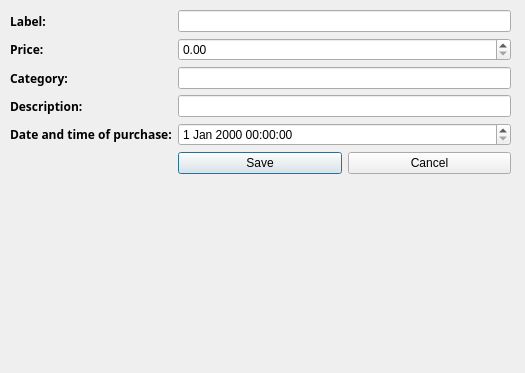
Above: ExpenseCalculatorQmake/addwindow.ui from ivantverdy/ExpensesCalculator before the change. Below: the same form after it.
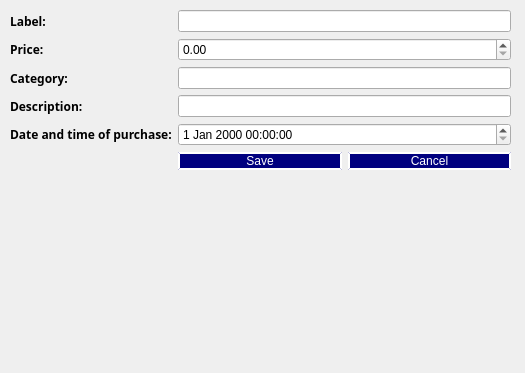
That is the form after the change.

Patch:
```diff
--- a/ExpenseCalculatorQmake/addwindow.ui
+++ b/ExpenseCalculatorQmake/addwindow.ui
@@ -116,6 +116,17 @@
        <layout class="QHBoxLayout" name="horizontalLayout">
         <item>
          <widget class="QPushButton" name="save">
+          <property name="styleSheet">
+           <string notr="true">background-color:rgb(0, 0, 127);
+font: 12pt &quot;Segoe UI&quot;;
+min-width: 10px;
+border-style: outset;
+border-width: 2px;
+border-radius:10px;
+border-color: white;
+color: white;
+pedding: 6px;</string>
+          </property>
           <property name="text">
            <string>Save</string>
           </property>
@@ -123,6 +134,17 @@
         </item>
         <item>
          <widget class="QPushButton" name="cancel">
+          <property name="styleSheet">
+           <string notr="true">background-color:rgb(0, 0, 127);
+font: 12pt &quot;Segoe UI&quot;;
+min-width: 10px;
+border-style: outset;
+border-width: 2px;
+border-radius:10px;
+border-color: white;
+color: white;
+pedding: 6px;</string>
+          </property>
           <property name="text">
            <string>Cancel</string>
           </property>
```
